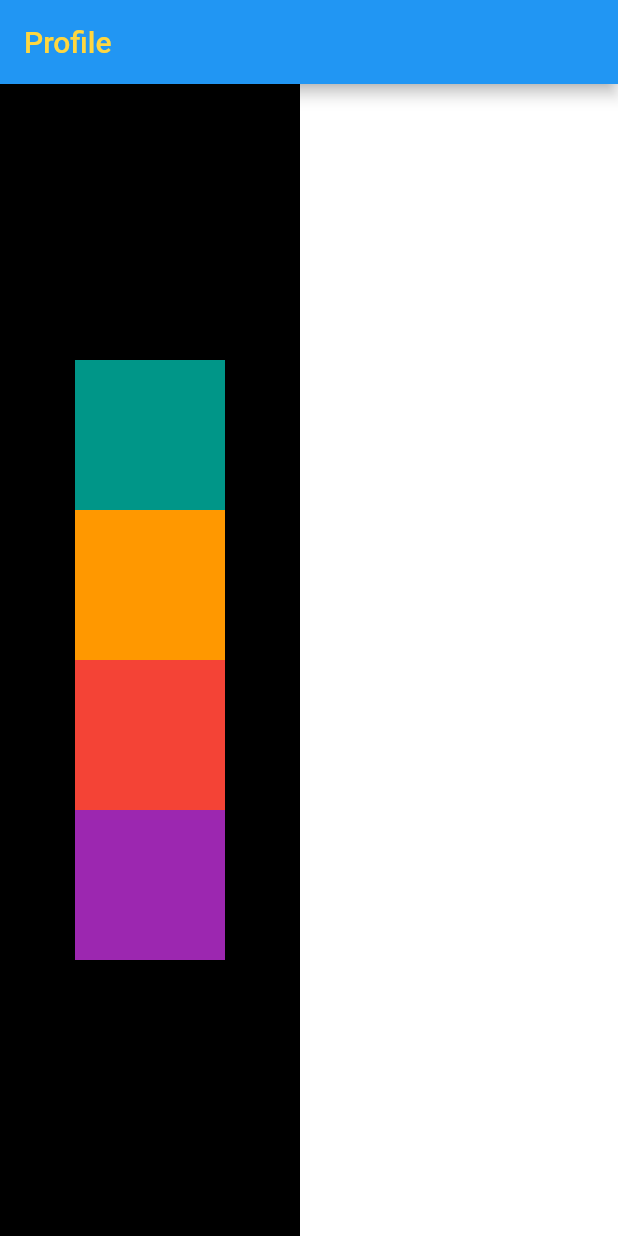
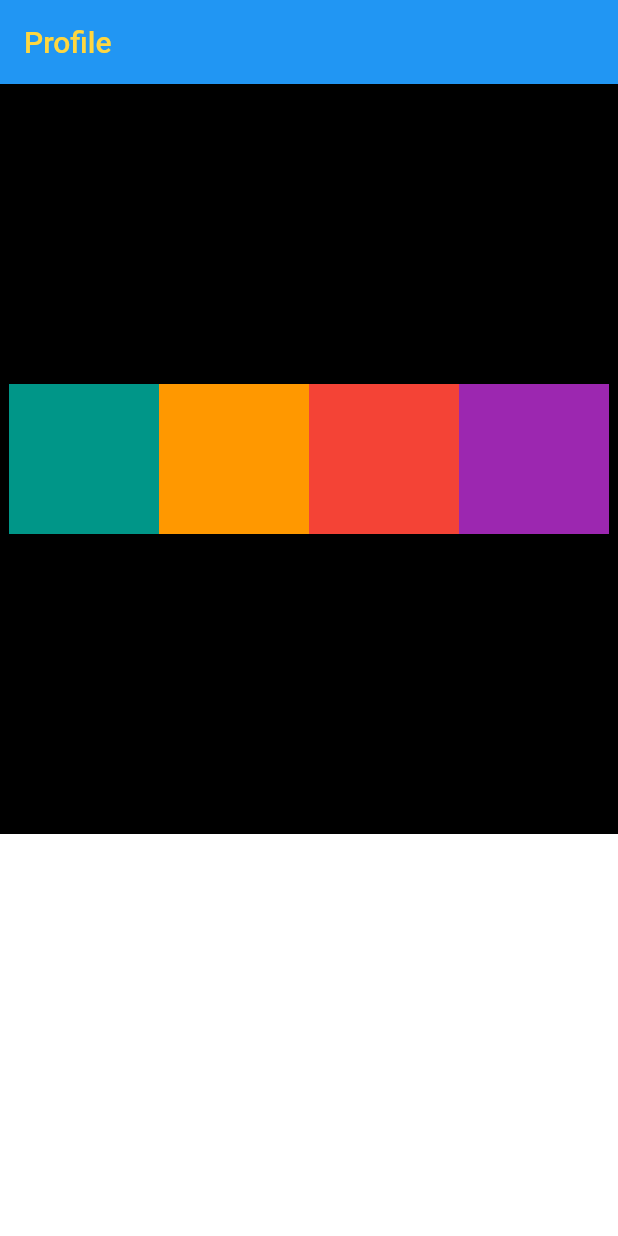
Before and after one commit to moniradiu/flutter-class-app, a Flutter app: the screen it shows after launch, on a phone screen of 412 x 824 dp. Run offline on Flutter 3.47's test engine with Material 2 defaults, Android fonts, the phone set to English and light mode, and no system bars.

Commit message:
Row use mainAxisAligment and CrossAxixAligment

```diff
--- a/lib/main.dart
+++ b/lib/main.dart
@@ -56,17 +56,20 @@ class MyHomePage extends StatelessWidget {
       //   ),
       // )
       body: Container(
-        width: 200,
+        //width: 300,
+        height: 500,
         color: Colors.black,
-        child: Column(
-          // mainAxisAlignment: MainAxisAlignment.spaceAround,
+        child: Row(
+          //mainAxisAlignment: MainAxisAlignment.spaceAround,
           //mainAxisAlignment: MainAxisAlignment.spaceBetween,
           //mainAxisAlignment: MainAxisAlignment.spaceEvenly,
           //mainAxisAlignment: MainAxisAlignment.start,
           //mainAxisAlignment: MainAxisAlignment.end,
           mainAxisAlignment: MainAxisAlignment.center,
+
           //crossAxisAlignment: CrossAxisAlignment.start,
-          //crossAxisAlignment: CrossAxisAlignment.stretch,(responsive for use)
+          //crossAxisAlignment: CrossAxisAlignment.stretch,
+          //(responsive for use stretch)
           //crossAxisAlignment: CrossAxisAlignment.end,
           crossAxisAlignment: CrossAxisAlignment.center,
           children: [
```
